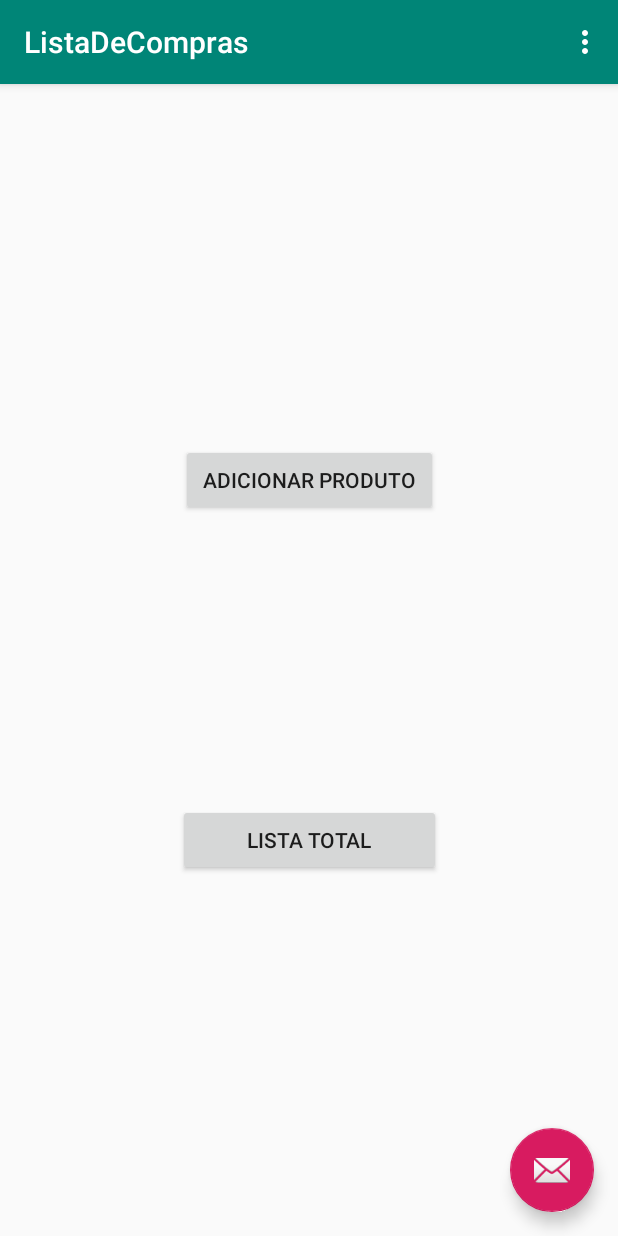
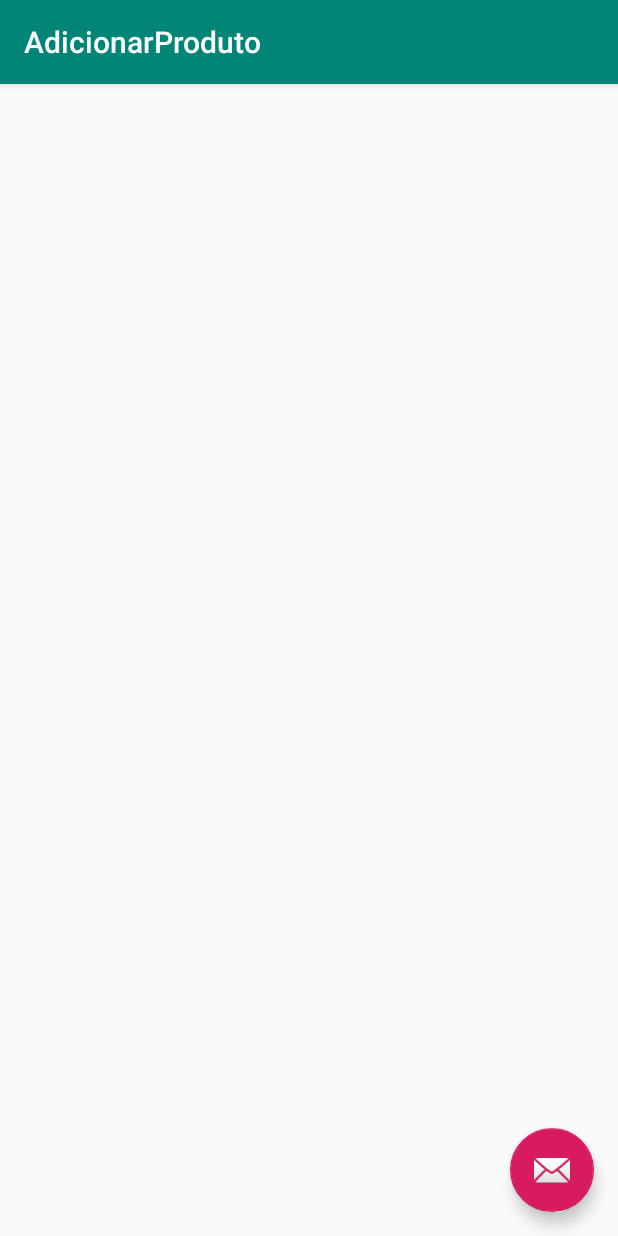
Before and after one commit to Cristianoteixeira119988/ListaDeCompras, an Android app: the screen it shows after launch (MainActivity before the commit, AdicionarProduto after it), after a tap on "ADICIONAR PRODUTO", on a phone screen of 412 x 824 dp. Run offline under Robolectric (Android 15) with nearby library versions, the phone set to English and light mode, and no system bars.

Commit message:
Abrir segunda activity em cada botao completo

```diff
--- /dev/null
+++ b/app/src/main/java/pt/ipg/listadecompras/AdicionarProduto.java
@@ -0,0 +1,29 @@
+package pt.ipg.listadecompras;
+
+import android.os.Bundle;
+import android.support.design.widget.FloatingActionButton;
+import android.support.design.widget.Snackbar;
+import android.support.v7.app.AppCompatActivity;
+import android.support.v7.widget.Toolbar;
+import android.view.View;
+
+public class AdicionarProduto extends AppCompatActivity {
+
+    @Override
+    protected void onCreate(Bundle savedInstanceState) {
+        super.onCreate(savedInstanceState);
+        setContentView(R.layout.activity_adicionar_produto);
+        Toolbar toolbar = findViewById(R.id.toolbar);
+        setSupportActionBar(toolbar);
+
+        FloatingActionButton fab = findViewById(R.id.fab);
+        fab.setOnClickListener(new View.OnClickListener() {
+            @Override
+            public void onClick(View view) {
+                Snackbar.make(view, "Replace with your own action", Snackbar.LENGTH_LONG)
+                        .setAction("Action", null).show();
+            }
+        });
+    }
+
+}
--- a/app/src/main/java/pt/ipg/listadecompras/PaginaAddProduto.java
+++ b/app/src/main/java/pt/ipg/listadecompras/ListaTotal.java
@@ -7,12 +7,12 @@
 import android.support.v7.widget.Toolbar;
 import android.view.View;
 
-public class PaginaAddProduto extends AppCompatActivity {
+public class ListaTotal extends AppCompatActivity {
 
     @Override
     protected void onCreate(Bundle savedInstanceState) {
         super.onCreate(savedInstanceState);
-        setContentView(R.layout.activity_pagina_add_produto);
+        setContentView(R.layout.activity_lista_total);
         Toolbar toolbar = findViewById(R.id.toolbar);
         setSupportActionBar(toolbar);
 
--- a/app/src/main/java/pt/ipg/listadecompras/MainActivity.java
+++ b/app/src/main/java/pt/ipg/listadecompras/MainActivity.java
@@ -1,5 +1,6 @@
 package pt.ipg.listadecompras;
 
+import android.content.Intent;
 import android.os.Bundle;
 import android.support.design.widget.FloatingActionButton;
 import android.support.design.widget.Snackbar;
@@ -39,7 +40,8 @@
             @Override
             public void onClick(View v) {
                 Toast.makeText(getApplicationContext(), "Carregou para adicionar produto", Toast.LENGTH_SHORT).show();
-                setContentView();
+                Intent outraActivity = new Intent(MainActivity.this, AdicionarProduto.class);
+                startActivity(outraActivity);
             }
         });
 
@@ -47,8 +49,11 @@
             @Override
             public void onClick(View v) {
                 Toast.makeText(getApplicationContext(), "Carregou para ver lista de compras", Toast.LENGTH_SHORT).show();
+                Intent outraActivity = new Intent(MainActivity.this, ListaTotal.class);
+                startActivity(outraActivity);
             }
         });
+
 
     }
 
--- /dev/null
+++ b/app/src/main/res/layout/activity_adicionar_produto.xml
@@ -0,0 +1,33 @@
+<?xml version="1.0" encoding="utf-8"?>
+<android.support.design.widget.CoordinatorLayout xmlns:android="http://schemas.android.com/apk/res/android"
+    xmlns:app="http://schemas.android.com/apk/res-auto"
+    xmlns:tools="http://schemas.android.com/tools"
+    android:layout_width="match_parent"
+    android:layout_height="match_parent"
+    tools:context=".AdicionarProduto">
+
+    <android.support.design.widget.AppBarLayout
+        android:layout_width="match_parent"
+        android:layout_height="wrap_content"
+        android:theme="@style/AppTheme.AppBarOverlay">
+
+        <android.support.v7.widget.Toolbar
+            android:id="@+id/toolbar"
+            android:layout_width="match_parent"
+            android:layout_height="?attr/actionBarSize"
+            android:background="?attr/colorPrimary"
+            app:popupTheme="@style/AppTheme.PopupOverlay" />
+
+    </android.support.design.widget.AppBarLayout>
+
+    <include layout="@layout/content_adicionar_produto" />
+
+    <android.support.design.widget.FloatingActionButton
+        android:id="@+id/fab"
+        android:layout_width="wrap_content"
+        android:layout_height="wrap_content"
+        android:layout_gravity="bottom|end"
+        android:layout_margin="@dimen/fab_margin"
+        app:srcCompat="@android:drawable/ic_dialog_email" />
+
+</android.support.design.widget.CoordinatorLayout>
--- a/app/src/main/res/layout/activity_pagina_add_produto.xml
+++ b/app/src/main/res/layout/activity_lista_total.xml
@@ -4,7 +4,7 @@
     xmlns:tools="http://schemas.android.com/tools"
     android:layout_width="match_parent"
     android:layout_height="match_parent"
-    tools:context=".PaginaAddProduto">
+    tools:context=".ListaTotal">
 
     <android.support.design.widget.AppBarLayout
         android:layout_width="match_parent"
@@ -20,7 +20,7 @@
 
     </android.support.design.widget.AppBarLayout>
 
-    <include layout="@layout/content_pagina_add_produto" />
+    <include layout="@layout/content_lista_total" />
 
     <android.support.design.widget.FloatingActionButton
         android:id="@+id/fab"
--- a/app/src/main/res/layout/content_pagina_add_produto.xml
+++ b/app/src/main/res/layout/content_adicionar_produto.xml
@@ -5,7 +5,7 @@
     android:layout_width="match_parent"
     android:layout_height="match_parent"
     app:layout_behavior="@string/appbar_scrolling_view_behavior"
-    tools:context=".PaginaAddProduto"
-    tools:showIn="@layout/activity_pagina_add_produto">
+    tools:context=".AdicionarProduto"
+    tools:showIn="@layout/activity_adicionar_produto">
 
 </android.support.constraint.ConstraintLayout>
--- a/app/src/main/res/values/strings.xml
+++ b/app/src/main/res/values/strings.xml
@@ -4,4 +4,6 @@
     <string name="adicionar_produto">Adicionar Produto</string>
     <string name="lista_total">Lista Total</string>
     <string name="title_activity_pagina_add_produto">PaginaAddProduto</string>
+    <string name="title_activity_lista_total">ListaTotal</string>
+    <string name="title_activity_adicionar_produto">AdicionarProduto</string>
 </resources>
```
Also changed, not shown: app/src/main/AndroidManifest.xml (+6 -2 lines), app/src/main/res/layout/content_lista_total.xml (added, +11 -0 lines).
